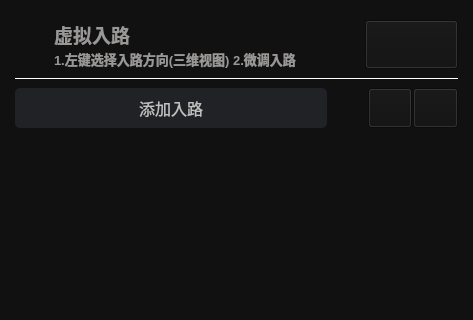
Above: surgical-robot-software-2-0/routeplan1widget.ui from Z-Hd/Lingxi-Spine-care-Visual-Interactive-Software-Prototype before the change; both pictures show x 0 to 473 and y 0 to 320 of the 473 by 874 pixel window. Below: the same form after it.
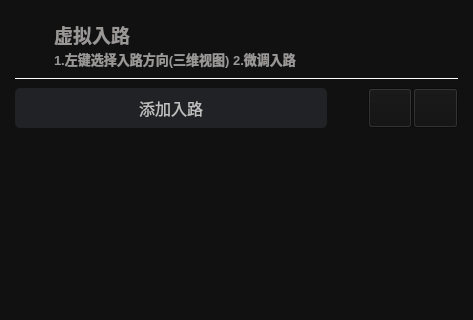
That is the form after the change. Icons and pictures are not drawn.

```diff
--- a/surgical-robot-software-2-0/routeplan1widget.ui
+++ b/surgical-robot-software-2-0/routeplan1widget.ui
@@ -125,9 +125,10 @@
          </sizepolicy>
         </property>
         <property name="styleSheet">
-         <string notr="true">border-image: url(:/resource/image/switchbuttonclose.png);
-background-position: center; 
-background-repeat: no-repeat;</string>
+         <string notr="true">background-position: center;
+background-repeat: no-repeat;
+border: none;
+background-color: transparent;</string>
         </property>
         <property name="text">
          <string/>
```
